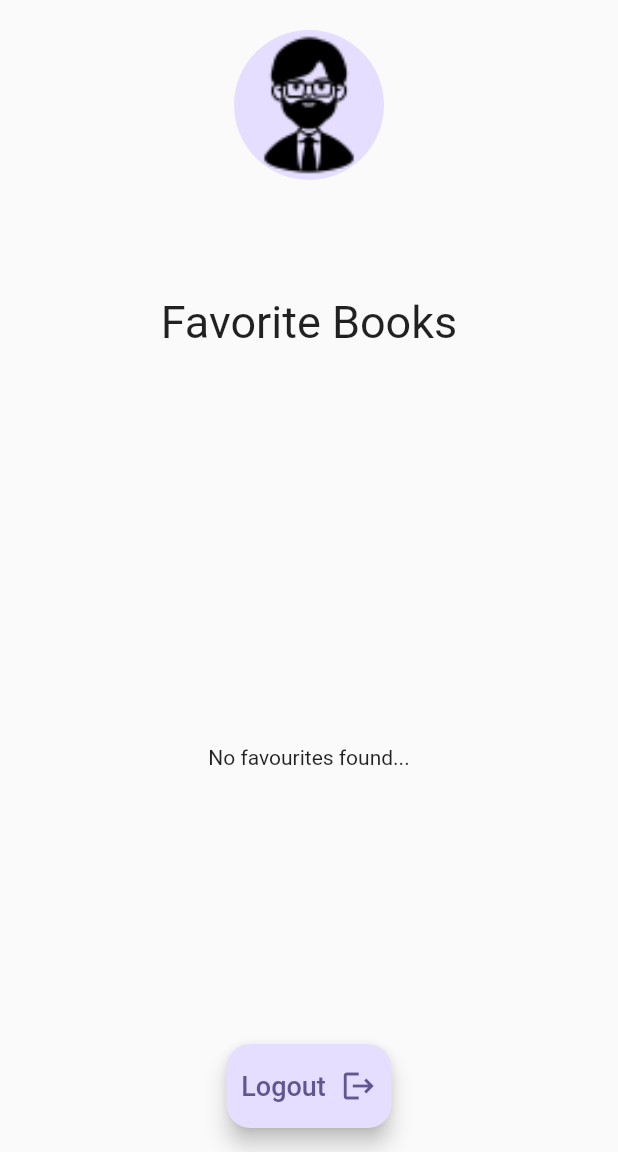
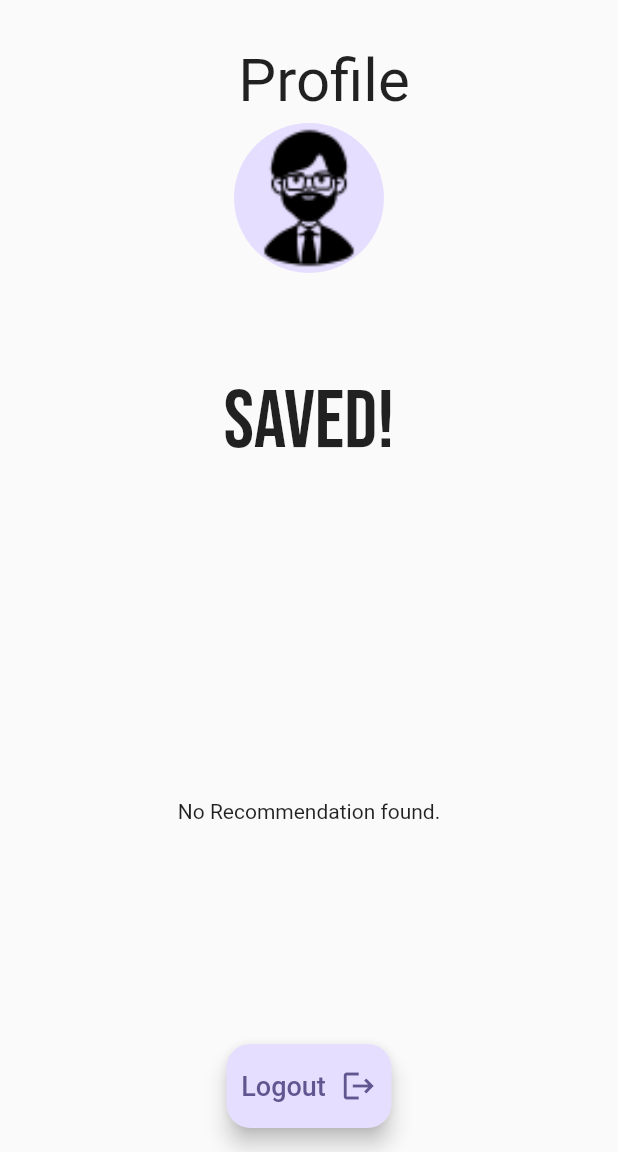
Before and after one commit to Sarath-Ra/cse_book_recommendation, a Flutter app: the ProfilePage screen opened directly, on a phone screen of 412 x 824 dp, the part 84-1236 px from its top. Run offline on Flutter 3.47's test engine with Material 2 defaults, Android fonts, the phone set to English and light mode, and no system bars; our stand-ins replace cloud_firestore, firebase_auth, firebase_core, firebase_messaging, google_fonts; accounts and stored records are empty; key blocks and very long unbroken strings in the code were emptied for the run.

Commit message:
"before http request messaging"

```diff
--- a/lib/pages/profile_page.dart
+++ b/lib/pages/profile_page.dart
@@ -1,6 +1,10 @@
 import 'package:cloud_firestore/cloud_firestore.dart';
+import 'package:cse_book_recommendation/widgets/saved_books.dart';
 import 'package:firebase_auth/firebase_auth.dart';
 import 'package:flutter/material.dart';
+import 'package:google_fonts/google_fonts.dart';
+
+import '../widgets/recom_books.dart';
 
 class ProfilePage extends StatefulWidget {
   const ProfilePage({super.key});
@@ -10,38 +14,33 @@ class ProfilePage extends StatefulWidget {
 }
 
 class _ProfilePageState extends State<ProfilePage> {
-  Future<DocumentSnapshot<Map<String, dynamic>>> fetchUserData() async {
+  var uname = '';
+  var uemail = '';
+  void fetchUserData() async {
     User? currentUser = FirebaseAuth.instance.currentUser;
     if (currentUser != null) {
-      DocumentSnapshot<Map<String, dynamic>> snapshot = await FirebaseFirestore
-          .instance
+      final snapshot = await FirebaseFirestore.instance
           .collection('users')
           .doc(currentUser.uid)
           .get();
-      return snapshot;
+
+      setState(() {
+        uname = snapshot.data()!['username'];
+        uemail = snapshot.data()!['email'];
+      });
     }
-    throw Exception('User not logged in');
+  }
+
+  @override
+  void initState() {
+    // TODO: implement initState
+    super.initState();
+    fetchUserData();
   }
 
   @override
   Widget build(BuildContext context) {
-    final user = FirebaseAuth.instance.currentUser!;
-    return FutureBuilder<DocumentSnapshot<Map<String, dynamic>>>(
-      future: fetchUserData(),
-      builder: (BuildContext context,
-          AsyncSnapshot<DocumentSnapshot<Map<String, dynamic>>> snapshot) {
-        if (snapshot.connectionState == ConnectionState.waiting) {
-          return Center(child: CircularProgressIndicator());
-        } else if (snapshot.hasError) {
-          return Text('Error: ${snapshot.error}');
-        } else if (!snapshot.hasData) {
-          return Text('No data available');
-        }
-
-        // Data is available, extract the username and email
-        String username = snapshot.data!.get('username') ?? '';
-        String email = snapshot.data!.get('email') ?? '';
-
+    final user = FirebaseAuth.instance.currentUser;
         return Scaffold(
           appBar: AppBar(
             backgroundColor: Theme.of(context).colorScheme.primary,
@@ -57,14 +56,25 @@ class _ProfilePageState extends State<ProfilePage> {
             ],
           ),
           body: Column(
-            mainAxisAlignment: MainAxisAlignment.start,
             children: [
-              Center(
-                child: Column(
+              const SizedBox(
+            height: 30,
+          ),
+          Row(
             mainAxisAlignment: MainAxisAlignment.center,
-                  crossAxisAlignment: CrossAxisAlignment.center,
             children: [
-                    SizedBox(height: 20),
+              SizedBox(
+                width: 20,
+              ),
+              const Text(
+                "Profile",
+                style: TextStyle(fontSize: 40, fontWeight: FontWeight.w400),
+              ),
+            ],
+          ),
+          const SizedBox(
+            height: 5,
+          ),
           CircleAvatar(
                       radius: 50,
                       backgroundImage: AssetImage(
@@ -72,40 +82,24 @@ class _ProfilePageState extends State<ProfilePage> {
                     ),
                     SizedBox(height: 10),
                     Text(
-                      username,
+                      uname,
                       style: TextStyle(
                         fontSize: 24,
                         fontWeight: FontWeight.bold,
                       ),
                     ),
                     Text(
-                      email,
+                      uemail,
                       style: TextStyle(
                         fontSize: 16,
                         color: Colors.grey,
                       ),
                     ),
-                    SizedBox(height: 20),
+                    SizedBox(height: 10),
                     Text(
-                      'Favorite Books',
-                      style: TextStyle(
-                        fontSize: 30,
-                        fontWeight: FontWeight.w400,
-                      ),
-                    ),
-                    SizedBox(height: 10),
-                    // ListView.builder(
-                    //   shrinkWrap: true,
-                    //   physics: NeverScrollableScrollPhysics(),
-                    //   itemCount: favoriteBooks.length,
-                    //   itemBuilder: (context, index) {
-                    //     return ListTile(
-                    //       leading: Icon(Icons.book),
-                    //       title: Text(favoriteBooks[index]),
-                    //     );
-                    //   },
-                    // ),
-                  ],
+                  "Saved!",
+                  style: GoogleFonts.bebasNeue(
+                    fontSize: 54,
                   ),
                 ),
                 Expanded(
@@ -115,8 +109,7 @@ class _ProfilePageState extends State<ProfilePage> {
                   .orderBy('createdAt', descending: true)
                   .snapshots(),
               builder: (ctx, bookSnapshots) {
-                    if (bookSnapshots.connectionState ==
-                        ConnectionState.waiting) {
+                if (bookSnapshots.connectionState == ConnectionState.waiting) {
                   return const Center(
                     child: CircularProgressIndicator(),
                   );
@@ -125,7 +118,7 @@ class _ProfilePageState extends State<ProfilePage> {
                 if (!bookSnapshots.hasData ||
                     bookSnapshots.data!.docs.isEmpty) {
                   return const Center(
-                        child: Text('No favourites found...'),
+                    child: Text('No Recommendation found.'),
                   );
                 }
 
@@ -153,14 +146,14 @@ class _ProfilePageState extends State<ProfilePage> {
                             child: Align(
                               alignment: Alignment.center,
                               child: Text(
-                                    'Recommend new books to enhance the regulation book',
+                                'Save books for later reference',
                                 style: TextStyle(
                                     color: Colors.grey[600], fontSize: 20),
                                 textAlign: TextAlign.center,
                               ),
                             )),
                         Text(
-                              'My recommendations',
+                          'Saved books',
                           style: TextStyle(
                               color: Theme.of(context).colorScheme.primary,
                               fontSize: 15),
@@ -175,7 +168,7 @@ class _ProfilePageState extends State<ProfilePage> {
                   itemBuilder: (ctx, index) {
                     final book = loadedBooks[index].data();
 
-                        final sameUser = user.uid == book['userId'];
+                    final sameUser = user!.uid == book['uid'];
 
                     Timestamp timestamp = book['createdAt'];
                     DateTime dateTime = timestamp.toDate();
@@ -185,17 +178,21 @@ class _ProfilePageState extends State<ProfilePage> {
                         "${dateTime.hour}:${dateTime.minute}:${dateTime.second}";
 
                     if (sameUser) {
-                          Container(
-                            height: 200,
-                            width: 200,
-                            child: Card(),
+                      return SavedBooks(
+                        newbook: book['bName'],
+                        author: book['authorName'],
+                        price: book['price'],
+                        edition: book['edition'],
+                        date: formattedDate,
+                        time: formattedTime,
+                        imageUrl: book['imageUrl'],
                       );
                     }
                   },
                 );
               },
             ),
-              )
+          ),
             ],
           ),
           floatingActionButton: Container(
@@ -223,7 +220,5 @@ class _ProfilePageState extends State<ProfilePage> {
           floatingActionButtonLocation:
               FloatingActionButtonLocation.centerFloat,
         );
-      },
-    );
       }
   }
--- a/lib/screens/auth.dart
+++ b/lib/screens/auth.dart
@@ -1,6 +1,5 @@
 import 'dart:io';
 import 'package:cloud_firestore/cloud_firestore.dart';
-import 'package:firebase_storage/firebase_storage.dart';
 import 'package:flutter/material.dart';
 import 'package:firebase_auth/firebase_auth.dart';
 import 'package:google_fonts/google_fonts.dart';
--- a/pubspec.yaml
+++ b/pubspec.yaml
@@ -37,11 +37,11 @@ dependencies:
   cupertino_icons: ^1.0.2
   firebase_core: ^2.12.0
   firebase_auth: ^4.6.0
-  firebase_storage: ^11.2.0
-  image_picker: ^0.8.7+5
   cloud_firestore: ^4.7.1
   firebase_messaging: ^14.6.2
   google_fonts: ^4.0.3
+  flutter_local_notifications: ^14.1.1
+  http: ^1.0.0
 
 dev_dependencies:
   flutter_test:
```
Also changed, not shown: lib/widgets/recom_books.dart (+9 -1 lines), lib/widgets/saved_books.dart (added, +141 -0 lines), pubspec.lock, 1 other file. Lines whose indentation alone changed are shown as unchanged.
